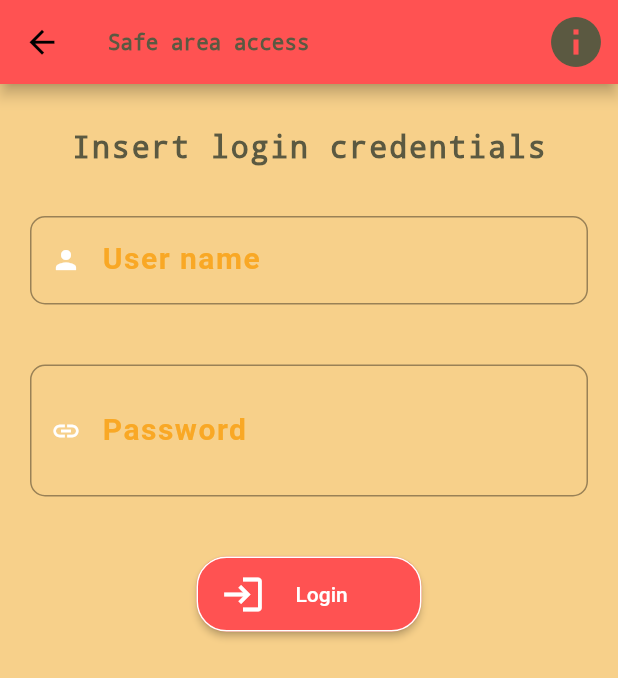
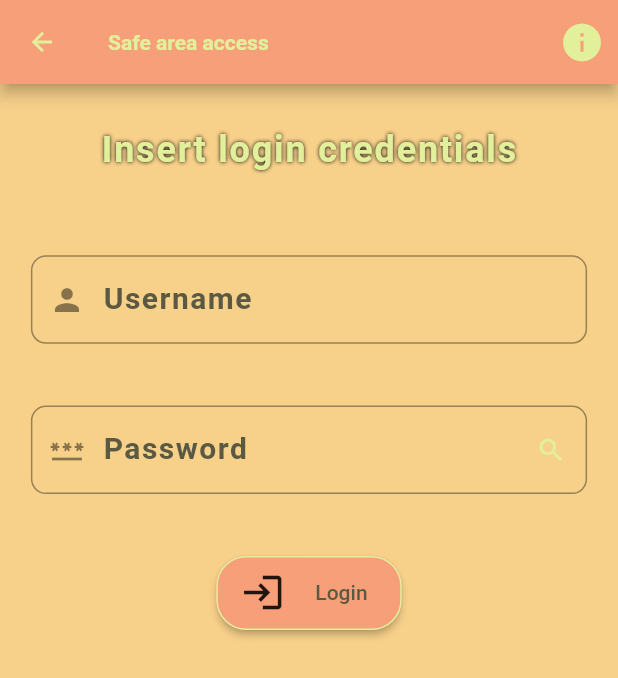
Before and after one commit to Gabriele266/MyOlder, a Flutter app: the LoginPage screen opened by its route, on a phone screen of 412 x 824 dp. Shown: the top 678 px of the screen. Run offline on Flutter 3.47's test engine with Material 2 defaults, Android fonts, the phone set to English and light mode, and no system bars; our stand-ins replace open_file; missing offline and left inert: aes_crypt, keyboard_visibility; Roboto replaces fonts that are missing (Times New Roman).

Commit message:
New global theme to login page

```diff
--- /dev/null
+++ b/my_older/lib/global/colors.dart
@@ -0,0 +1,30 @@
+/// Global colors for various themes
+///
+import 'package:flutter/material.dart';
+
+class CustomColors {
+  /// DO not instantiate this class
+  CustomColors._();
+
+  /// The custom brown color
+  /// * [0xff5b5941]
+  static const Color brown = const Color(0xff5b5941);
+
+  /// The custom light yellow color
+  /// * [0xffe3f09b]
+  static const Color lightYellow = const Color(0xffe3f09b);
+
+  /// The custom orange accent color
+  /// * [0xfff7d08a]
+  static const Color orangeAccent = const Color(0xfff7d08a);
+
+  /// The custom [redAccent] color
+  ///
+  /// * [0xfff79f79]
+  static const Color redAccent = const Color(0xfff79f79);
+
+  /// The custom [bluet] color
+  ///
+  /// * [0xff87b6a7]
+  static const Color bluet = const Color(0xff87b6a7);
+}
--- /dev/null
+++ b/my_older/lib/global/theme.dart
@@ -0,0 +1,139 @@
+import 'package:flutter/material.dart';
+
+import 'colors.dart';
+
+class AppTheme {
+  /// The default normal Theme
+  ///
+  /// Uses most of the colors definded into [CustomColors] in file [colors.dart]
+  static get normalTheme => ThemeData(
+        backgroundColor: CustomColors.orangeAccent,
+        primaryColor: CustomColors.orangeAccent,
+        primaryColorDark: CustomColors.brown,
+        accentColor: CustomColors.lightYellow,
+        canvasColor: CustomColors.orangeAccent,
+        errorColor: Colors.red[800],
+
+        buttonColor: CustomColors.redAccent,
+        buttonTheme: ButtonThemeData(
+          buttonColor: CustomColors.redAccent,
+          textTheme: ButtonTextTheme.normal,
+          shape: RoundedRectangleBorder(
+            borderRadius: BorderRadius.circular(20),
+            side: const BorderSide(
+              color: CustomColors.lightYellow,
+            ),
+          ),
+          disabledColor: Colors.grey[600],
+        ),
+
+        textTheme: TextTheme(
+          headline1: TextStyle(
+            color: CustomColors.lightYellow,
+            fontSize: 24,
+            letterSpacing: 1.2,
+            fontWeight: FontWeight.bold,
+            fontFamily: 'Times New Roman',
+            shadows: [
+              Shadow(
+                blurRadius: 3,
+                color: Colors.black,
+              ),
+            ],
+          ),
+          headline2: TextStyle(
+            color: CustomColors.orangeAccent,
+            fontSize: 15,
+            letterSpacing: 0.4,
+            fontWeight: FontWeight.w600,
+            fontFamily: 'Times new Roman',
+          ),
+          headline3: TextStyle(
+            color: Colors.tealAccent,
+            fontSize: 18,
+            fontWeight: FontWeight.bold,
+            fontFamily: 'Times new Roman',
+          ),
+          headline4: TextStyle(
+              color: Colors.white,
+              fontSize: 15,
+              fontWeight: FontWeight.w600,
+              fontFamily: 'Times new Roman',
+              letterSpacing: 1.2),
+          headline5: TextStyle(
+            color: Colors.yellowAccent,
+            fontSize: 15,
+            fontWeight: FontWeight.bold,
+          ),
+          overline: TextStyle(
+            color: Colors.red[800],
+            fontSize: 15,
+            letterSpacing: 0.4,
+            fontWeight: FontWeight.bold,
+            fontFamily: 'Times new Roman',
+          ),
+          bodyText1: TextStyle(
+            color: Colors.yellow[800],
+            fontSize: 20,
+            letterSpacing: 1,
+            fontWeight: FontWeight.w600,
+          ),
+        ),
+
+        /// The appbar theme for styling the [AppBar]
+        appBarTheme: AppBarTheme(
+          backgroundColor: CustomColors.redAccent,
+          foregroundColor: Colors.amberAccent,
+          titleTextStyle: TextStyle(
+            color: CustomColors.lightYellow,
+            fontFamily: 'Times New Roman',
+            fontWeight: FontWeight.bold,
+          ),
+          actionsIconTheme: IconThemeData(
+            color: CustomColors.lightYellow,
+            size: 30,
+            opacity: 1,
+          ),
+        ),
+
+        // Icon themes
+        primaryIconTheme: IconThemeData(
+          size: 20,
+          color: CustomColors.lightYellow,
+        ),
+        accentIconTheme: IconThemeData(
+          size: 20,
+          color: CustomColors.brown,
+        ),
+
+        floatingActionButtonTheme: FloatingActionButtonThemeData(
+          splashColor: Colors.orange,
+          backgroundColor: Colors.red[800],
+          elevation: 1.2,
+        ),
+
+        // Input decoration theme
+        inputDecorationTheme: InputDecorationTheme(
+          border: const OutlineInputBorder(
+            borderRadius: const BorderRadius.all(
+              const Radius.circular(10),
+            ),
+          ),
+          focusedBorder: OutlineInputBorder(
+            borderSide: BorderSide(
+              color: CustomColors.lightYellow,
+              width: 2,
+            ),
+          ),
+          labelStyle: TextStyle(
+            color: CustomColors.brown,
+            fontSize: 20,
+            letterSpacing: 1,
+            fontWeight: FontWeight.w600,
+          ),
+        ),
+        textSelectionTheme: TextSelectionThemeData(
+          cursorColor: CustomColors.brown,
+        ),
+      );
+}
--- a/my_older/lib/myolder-app.dart
+++ b/my_older/lib/myolder-app.dart
@@ -6,105 +6,17 @@ import './pages/splash-page.dart';
 import './pages/login-info-page.dart';
 import './pages/newuser-info-page.dart';
 
+import './global/theme.dart';
+
 class MyOlderApp extends StatelessWidget {
-  // The bluet color of this theme
-  Color get _bluet => const Color(0xff87b6a7);
 
-  // The brown color accent
-  Color get _brown => const Color(0xff5b5941);
-
-  // The light yellow color
-  Color get _lightYellow => const Color(0xffe3f09b);
-
-  // The orange shadow
-  Color get _orangeAccent => const Color(0xfff7d08a);
-
-  // The red color
-  Color get _redAccent => const Color(0xfff7f79);
 
   @override
   Widget build(BuildContext context) {
     return MaterialApp(
       title: 'MyOlderApp',
       // Theme informations for the application
-      // TODO: Make this theme more consistent and with better colors
-      theme: ThemeData(
-        iconTheme: IconThemeData(size: 25, color: Colors.white),
-        backgroundColor: _orangeAccent,
-        primaryColor: _bluet,
-        accentColor: _lightYellow,
-        canvasColor: Colors.grey[600],
-        errorColor: Colors.red[800],
-        buttonTheme: ButtonThemeData(
-          buttonColor: Colors.redAccent,
-          textTheme: ButtonTextTheme.normal,
-        ),
-        textTheme: TextTheme(
-          headline1: TextStyle(
-            color: _brown,
-            fontSize: 20,
-            letterSpacing: 1.2,
-            fontWeight: FontWeight.bold,
-            fontFamily: 'Courier New',
-          ),
-          headline2: TextStyle(
-            color: _orangeAccent,
-            fontSize: 15,
-            letterSpacing: 0.4,
-            fontWeight: FontWeight.w600,
-            fontFamily: 'Times new Roman',
-          ),
-          headline3: TextStyle(
-            color: Colors.tealAccent,
-            fontSize: 18,
-            fontWeight: FontWeight.bold,
-            fontFamily: 'Times new Roman',
-          ),
-          headline4: TextStyle(
-              color: Colors.white,
-              fontSize: 15,
-              fontWeight: FontWeight.w600,
-              fontFamily: 'Times new Roman',
-              letterSpacing: 1.2),
-          headline5: TextStyle(
-            color: Colors.yellowAccent,
-            fontSize: 15,
-            fontWeight: FontWeight.bold,
-          ),
-          overline: TextStyle(
-            color: Colors.red[800],
-            fontSize: 15,
-            letterSpacing: 0.4,
-            fontWeight: FontWeight.bold,
-            fontFamily: 'Times new Roman',
-          ),
-          bodyText1: TextStyle(
-            color: Colors.yellow[800],
-            fontSize: 20,
-            letterSpacing: 1,
-            fontWeight: FontWeight.w600,
-          ),
-        ),
-        appBarTheme: AppBarTheme(
-          backgroundColor: Colors.redAccent,
-          foregroundColor: Colors.amberAccent,
-          titleTextStyle: TextStyle(
-            color: _brown,
-            fontFamily: 'Courier New',
-            fontWeight: FontWeight.bold,
-          ),
-          actionsIconTheme: IconThemeData(
-            color: _brown,
-            size: 40,
-            opacity: 1,
-          ),
-        ),
-        floatingActionButtonTheme: FloatingActionButtonThemeData(
-          splashColor: Colors.orange,
-          backgroundColor: Colors.red[800],
-          elevation: 1.2,
-        ),
-      ),
+      theme: AppTheme.normalTheme,
       routes: {
         '/splash': (context) =>
             SplashPage(message: 'Loading application... please wait. '),
--- a/my_older/lib/pages/login-page.dart
+++ b/my_older/lib/pages/login-page.dart
@@ -15,17 +15,14 @@ class LoginPage extends StatefulWidget {
 
   /// Creates a new instance of a LoginPage
   ///
-  /// [banner] A banner to show at page display
-  const LoginPage({
-    this.banner,
-  });
+  /// [banner] A banner to show in the page top view
+  /// to show additional informations
+  const LoginPage({this.banner});
 
   @override
   State<StatefulWidget> createState() => _LoginNormalState();
 }
 
-// TODO: Make LoginPage page responsive and adaptive
-// TODO: Add use of theme for the various colors
 class _LoginNormalState extends State<LoginPage> {
   // Valore del padding superiore
   var _topPadding = 30.0;
@@ -41,9 +38,6 @@ class _LoginNormalState extends State<LoginPage> {
   final _keyboardController = KeyboardVisibilityNotification();
   var _onPressedHandler;
 
-  // Login timer to control access times
-  Timer _loginTimer;
-
   // Utente inserito in input
   var _userInfo = MyOlderUser();
 
@@ -54,22 +48,15 @@ class _LoginNormalState extends State<LoginPage> {
   // This string contains eventual errors during the login phase
   String _errorString = '';
 
-  // TODO: Move listeners into separated internal functions into state class
   @override
   void initState() {
     super.initState();
-    _keyboardController.addNewListener(onShow: () {
-      setState(() {
-        _topPadding = 28;
-      });
-    }, onHide: () {
-      setState(() {
-        _topPadding = 30.0;
-      });
-    });
+    // Keyboard controllers
+    _keyboardController.addNewListener(
+        onShow: _onKeyboardShow, onHide: _onKeyboardHide);
 
     // Set default login action
-    _onPressedHandler = onLoginRequest;
+    _onPressedHandler = _onLoginRequest;
 
     // Add listeners to the keyboard to see when it is shown
     _userController.addListener(() {
@@ -80,9 +67,27 @@ class _LoginNormalState extends State<LoginPage> {
     });
   }
 
-  // TODO: Adapt build using function to build the banner if necessary
-  @override
-  Widget build(BuildContext context) {
+  /// Called when the keyboard is shown
+  void _onKeyboardShow() {
+    final landscape =
+        MediaQuery.of(context).orientation == Orientation.landscape;
+
+    final double pad = landscape ? 28 : 20;
+
+    setState(() {
+      _topPadding = pad;
+    });
+  }
+
+  /// Called when the keyboard is hidded
+  void _onKeyboardHide() {
+    setState(() {
+      _topPadding = 30.0;
+    });
+  }
+
+  /// Builds the [banner] to display temporary informations
+  void _configureBanner() {
     if (widget.banner != null) {
       _showBanner = true;
       widget.banner.actions.add(
@@ -98,13 +103,121 @@ class _LoginNormalState extends State<LoginPage> {
         ),
       );
     }
+  }
 
+  /// Displays the login info page
+  void _displayLoginInfo() {
+    Navigator.pushNamed(context, '/login/info');
+  }
+
+  @override
+  Widget build(BuildContext context) {
+    // Build the banner
+    _configureBanner();
+
+    // Optimize device/application informations
     final theme = Theme.of(context);
     final media = MediaQuery.of(context);
 
+    // build appbar to have it's height
+    final appBar = _buildAppBar();
+
     return Scaffold(
       backgroundColor: theme.backgroundColor,
-      appBar: AppBar(
+      appBar: appBar,
+      body: SingleChildScrollView(
+        child: Container(
+          width: media.size.width,
+          height: media.size.height - (appBar.preferredSize.height),
+          child: Column(
+            children: [
+              _buildMessageBanner(),
+              _buildHeading(),
+              _buildErrorMessage(),
+              _buildLoginCredentialsInput(),
+              _buildLoginButton(),
+            ],
+          ),
+        ),
+      ),
+    );
+  }
+
+  /// Builds [widget.banner]. Requires that [_configureBanner] has configured this state
+  /// to display a banner.
+  Widget _buildMessageBanner() => _showBanner
+      ? widget.banner
+      : const SizedBox(
+          width: 0,
+          height: 0,
+        );
+
+  /// Builds the password suffix icon
+  IconData _buildPasswordSuffixIcon() {
+    if (_hidePassword) {
+      return Icons.search;
+    }
+    return Icons.search_off_rounded;
+  }
+
+  /// Build the page heading
+  Widget _buildHeading() {
+    final theme = Theme.of(context);
+
+    return Padding(
+      padding: EdgeInsets.only(
+        top: _topPadding,
+        bottom: _topPadding / 2,
+      ),
+      child: Text(
+        'Insert login credentials',
+        style: theme.textTheme.headline1,
+      ),
+    );
+  }
+
+  /// Builds the login button
+  Widget _buildLoginButton() {
+    // Simplify
+    final theme = Theme.of(context);
+    final media = MediaQuery.of(context);
+
+    final landscape = media.orientation == Orientation.landscape;
+
+    return Container(
+      width: media.size.width * (landscape ? 0.20 : 0.30),
+      height: media.size.height * (landscape ? 0.10 : 0.06),
+      child: MaterialButton(
+        color: theme.buttonColor,
+        elevation: 2,
+        child: Row(
+          children: [
+            Icon(
+              Icons.login,
+              size: 30,
+            ),
+            Padding(
+              padding: const EdgeInsets.only(left: 20),
+              child: Text(
+                'Login',
+                style: TextStyle(
+                  color: theme.primaryColorDark,
+                ),
+              ),
+            ),
+          ],
+        ),
+        onPressed: _onPressedHandler,
+      ),
+    );
+  }
+
+  /// Builds the appbar making it consistent
+  AppBar _buildAppBar() {
+    // Theme smart access
+    final theme = Theme.of(context);
+
+    return AppBar(
       title: Text(
         'Safe area access',
         style: theme.appBarTheme.titleTextStyle,
@@ -115,36 +228,20 @@ class _LoginNormalState extends State<LoginPage> {
             Icons.info,
             size: theme.appBarTheme.actionsIconTheme.size,
           ),
-            onPressed: () => Navigator.pushNamed(context, '/login/info'),
+          onPressed: _displayLoginInfo,
         ),
       ],
-      ),
-      body: Center(
-        child: ListView(
-          children: [
-            _showBanner
-                ? widget.banner
-                : const SizedBox(
-                    width: 0,
-                    height: 0,
-                  ),
-            Column(
-              children: [
-                Padding(
-                  padding: EdgeInsets.only(
-                    top: _topPadding,
-                    bottom: _topPadding / 2,
-                  ),
-                  child: Text(
-                    'Insert login credentials',
-                    style: theme.textTheme.headline1,
-                  ),
-                ),
-                _errorString != ''
+    );
+  }
+
+  /// Builds the error message text widget if there are errors
+  Widget _buildErrorMessage() {
+    // Optimize and simplyfy
+    final theme = Theme.of(context);
+
+    return _errorString != ''
         ? Padding(
-                        padding: const EdgeInsets.only(
-                          top: 10,
-                        ),
+            padding: const EdgeInsets.only(top: 10),
             child: Text(
               _errorString,
               style: theme.textTheme.overline,
@@ -154,131 +251,55 @@ class _LoginNormalState extends State<LoginPage> {
         : const SizedBox(
             width: 0,
             height: 0,
+          );
+  }
+
+  /// Builds the login credentials input
+  Widget _buildLoginCredentialsInput() {
+    // Simplyfy and optimize information fetching
+    final media = MediaQuery.of(context);
+    final theme = Theme.of(context);
+
+    return Container(
+      margin: EdgeInsets.symmetric(
+        vertical: media.size.height * 0.05,
+        horizontal: media.size.width * 0.05,
       ),
-                Container(
-                  margin: const EdgeInsets.all(20),
       child: Column(
         children: [
+          Theme(
+            child: TextField(
+              decoration: InputDecoration(
+                prefixIcon: const Icon(
+                  Icons.person,
+                ),
+                labelText: 'Username',
+              ),
+              controller: _userController,
+            ),
+            data: theme.copyWith(primaryColor: theme.primaryColorDark),
+          ),
+          SizedBox(height: media.size.height * 0.05),
           TextField(
             decoration: InputDecoration(
               prefixIcon: const Icon(
-                            Icons.person,
-                            size: 20,
-                            color: Colors.white,
+                Icons.password,
               ),
-                          focusedBorder: OutlineInputBorder(
-                            borderSide: BorderSide(
-                              color: theme.accentColor,
-                              width: 2,
-                            ),
-                          ),
-                          border: const OutlineInputBorder(
-                            borderRadius: const BorderRadius.all(
-                              const Radius.circular(10),
-                            ),
-                          ),
-                          labelText: 'User name',
-                          labelStyle: theme.textTheme.bodyText1,
-                        ),
-                        controller: _userController,
-                      ),
-                      Padding(
-                        padding: const EdgeInsets.only(top: 40),
-                        child: TextField(
-                          obscureText: _hidePassword,
-                          decoration: InputDecoration(
-                            focusedBorder: OutlineInputBorder(
-                              borderSide: BorderSide(
-                                color: theme.accentColor,
-                                width: 2,
-                              ),
-                            ),
-                            suffix: IconButton(
-                              icon: Icon(
-                                _hidePassword == true
-                                    ? Icons.remove_red_eye
-                                    : Icons.clear_rounded,
-                                size: 20,
-                                color: Colors.white,
-                              ),
-                              onPressed: () {
-                                setState(
-                                  () {
-                                    // Invert the state of the password visibility
-                                    _hidePassword = !_hidePassword;
-                                  },
-                                );
-                              },
-                            ),
-                            prefixIcon: Icon(
-                              Icons.insert_link,
-                              size: 20,
-                              color: Colors.white,
-                            ),
-                            border: const OutlineInputBorder(
-                              borderRadius: BorderRadius.all(
-                                const Radius.circular(10),
-                              ),
+              suffixIcon: Icon(
+                _buildPasswordSuffixIcon(),
+                size: theme.primaryIconTheme.size,
+                color: theme.primaryIconTheme.color,
               ),
               labelText: 'Password',
-                            labelStyle: theme.textTheme.bodyText1,
-                          ),
-                          controller: _passController,
             ),
           ),
         ],
-                  ),
-                ),
-                Center(
-                  child: Padding(
-                    padding: const EdgeInsets.only(top: 20),
-                    child: Container(
-                      width: 150,
-                      height: 50,
-                      child: MaterialButton(
-                        elevation: 2,
-                        shape: RoundedRectangleBorder(
-                          borderRadius: BorderRadius.circular(20),
-                          side: const BorderSide(
-                            color: Colors.white,
-                          ),
-                        ),
-                        color: Colors.redAccent,
-                        disabledColor: Colors.grey,
-                        child: Row(
-                          children: [
-                            Icon(
-                              Icons.login,
-                              size: 30,
-                              color: Colors.white,
-                            ),
-                            Padding(
-                              padding: const EdgeInsets.only(left: 20),
-                              child: Text(
-                                'Login',
-                                style: const TextStyle(
-                                  color: Colors.white,
-                                ),
-                              ),
-                            ),
-                          ],
-                        ),
-                        onPressed: _onPressedHandler,
-                      ),
-                    ),
-                  ),
-                ),
-              ],
-            ),
-          ],
-        ),
       ),
     );
   }
 
   /// Performs the login process
-  /// TODO: Make this function private
-  Future<void> performLogin() async {
+  Future<void> _performLogin() async {
     // Execute the login
     var reader = UserFileManager(file: 'root.cfg', user: _userInfo);
     final bool result = await reader.doControl();
@@ -295,7 +316,7 @@ class _LoginNormalState extends State<LoginPage> {
         setState(
           () {
             _errorString = '';
-            _onPressedHandler = onLoginRequest;
+            _onPressedHandler = _onLoginRequest;
             // Start the login
             Navigator.pushReplacement(
               context,
@@ -314,7 +335,7 @@ class _LoginNormalState extends State<LoginPage> {
         setState(
           () {
             _errorString = 'Problems during login. Login aborted. ';
-            _onPressedHandler = onLoginRequest;
+            _onPressedHandler = _onLoginRequest;
           },
         );
       }
@@ -324,15 +345,14 @@ class _LoginNormalState extends State<LoginPage> {
           _failedLogins++;
           _errorString =
               'Invalid user name or password. Retry or see the login info page for more details.';
-          _onPressedHandler = onLoginRequest;
+          _onPressedHandler = _onLoginRequest;
         },
       );
     }
   }
 
   /// Handles the button pression
-  /// TODO: Make this function private
-  Future<void> onLoginRequest() async {
+  Future<void> _onLoginRequest() async {
     // Calculate access time
     // The function that represents this is y = 5 ^ (x - 1) - 1
     final int delay = (pow(5, _failedLogins - 1) - 1).ceil();
@@ -350,7 +370,7 @@ class _LoginNormalState extends State<LoginPage> {
     // Check if there is time to wait
     if (delay > 0) {
       // Start timer to slow down login
-      _loginTimer = Timer.periodic(
+      Timer.periodic(
         Duration(seconds: 1),
         (timer) async {
           if (elapsed < delay) {
@@ -366,14 +386,14 @@ class _LoginNormalState extends State<LoginPage> {
             // Cancel the timer
             setState(() => timer.cancel());
             // Perform the login
-            performLogin();
+            _performLogin();
           }
         },
       );
     }
     // Otherwise execute login
     else
-      performLogin();
+      _performLogin();
   }
 
   @override
```
Lines whose indentation alone changed are shown as unchanged.
